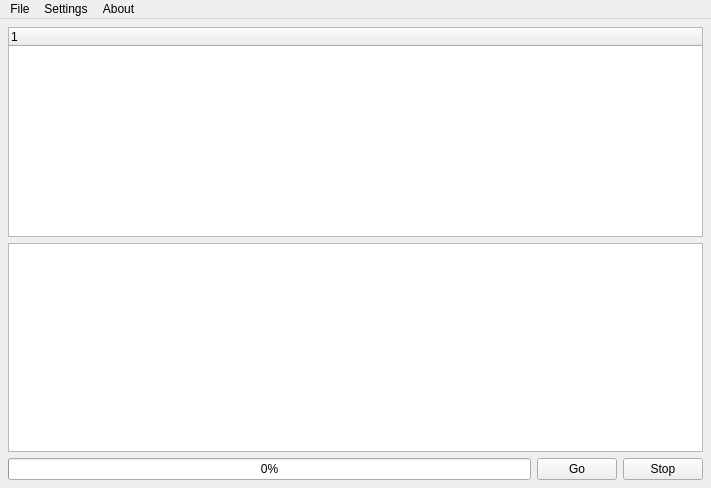
This is QtFixer/vbrfixui.ui in fidget77/vbrfix as Qt 5 draws it before an edit. The edited form follows.
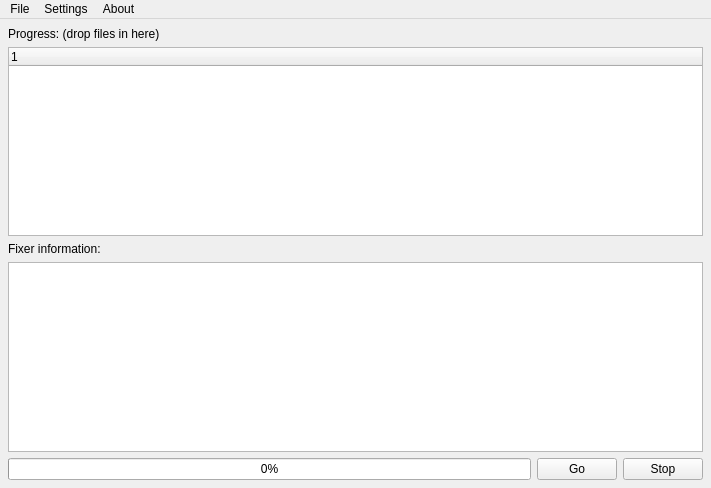
This is the edited form. Icons and pictures are not drawn.

Commit message: Dont use the first frames header as the basis for the newly created XingFrame

What changed in the file:
```diff
--- a/QtFixer/vbrfixui.ui
+++ b/QtFixer/vbrfixui.ui
@@ -38,6 +38,16 @@
       <property name="spacing" >
        <number>6</number>
       </property>
+      <property name="margin" >
+       <number>0</number>
+      </property>
+      <item>
+       <widget class="QLabel" name="label" >
+        <property name="text" >
+         <string>Progress: (drop files in here)</string>
+        </property>
+       </widget>
+      </item>
       <item>
        <widget class="QTreeWidget" name="fixList" >
         <property name="acceptDrops" >
@@ -46,15 +56,33 @@
         <property name="toolTip" >
          <string>List of mp3s</string>
         </property>
+        <property name="autoFillBackground" >
+         <bool>false</bool>
+        </property>
         <property name="alternatingRowColors" >
          <bool>true</bool>
         </property>
         <property name="rootIsDecorated" >
          <bool>false</bool>
         </property>
+        <property name="sortingEnabled" >
+         <bool>false</bool>
+        </property>
         <property name="allColumnsShowFocus" >
          <bool>false</bool>
         </property>
+        <column>
+         <property name="text" >
+          <string>1</string>
+         </property>
+        </column>
+       </widget>
+      </item>
+      <item>
+       <widget class="QLabel" name="label_2" >
+        <property name="text" >
+         <string>Fixer information:</string>
+        </property>
        </widget>
       </item>
       <item>
```
Left out of the diff: 20 changed lines with no effect on the pictures. The commit also changes 2 other files.
